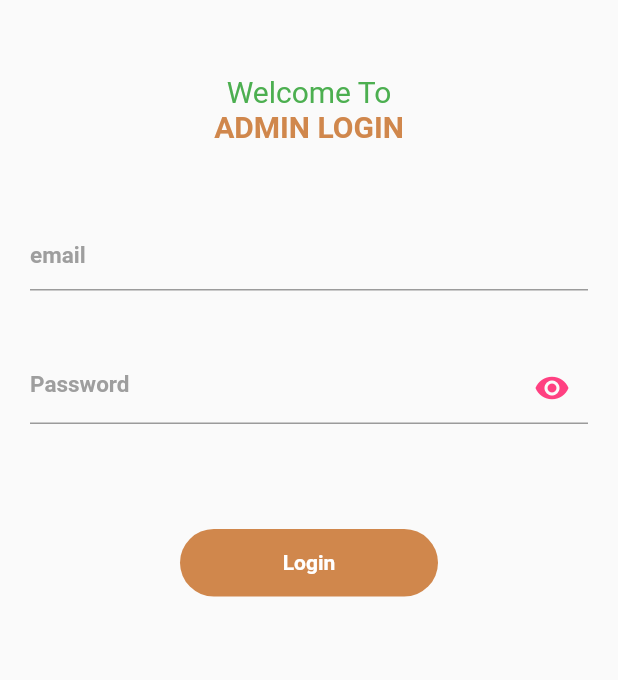
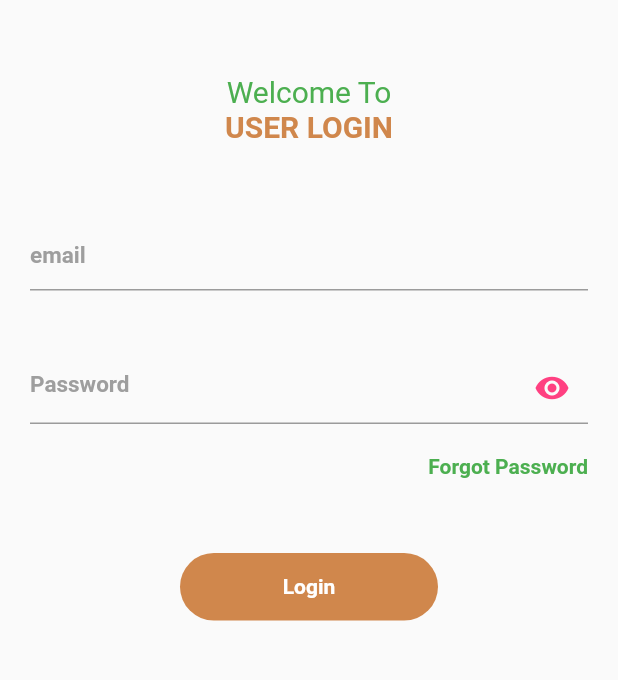
Before and after one commit to nisarali0579/campusemargyservices, a Flutter app: the screen it shows after launch, after a tap on "admin login", on a phone screen of 412 x 824 dp, the part 227-907 px from its top. Run offline on Flutter 3.47's test engine with Material 2 defaults, Android fonts, the phone set to English and light mode, and no system bars; our stand-ins replace cloud_firestore, firebase_auth, firebase_core, google_sign_in, shared_preferences; missing offline and left inert: regexed_validator, safraan; accounts and stored records are empty.

Commit message:
changes done in login page

```diff
--- a/lib/screens/admin_login_screen.dart
+++ b/lib/screens/admin_login_screen.dart
@@ -1,42 +1,68 @@
-import 'package:flutter/cupertino.dart';
+import 'package:campus_emargency_project_ui/screens/ForgetScreen.dart';
 import 'package:flutter/material.dart';
 import 'package:campus_emargency_project_ui/utils/utils.dart';
+import 'package:campus_emargency_project_ui/screens/signup_screen.dart';
 import 'package:firebase_auth/firebase_auth.dart';
 import 'admin_screen.dart';
-import 'package:cloud_firestore/cloud_firestore.dart';
-import 'package:google_sign_in/google_sign_in.dart';
-import 'package:campus_emargency_project_ui/services/user_management_screen.dart';
+import 'user_screen.dart';
 
-// Future<bool> authenticateUser(User user) async {
-//   QuerySnapshot querySnapshot = await _firestore.collection("users").where("email", isEqualTo: user.email).get();
-//   final List<DocumentSnapshot> docs = querySnapshot.docs;
-//   return docs.length == 0 ? true : false;
-// }
-FirebaseFirestore _firestore = FirebaseFirestore.instance;
-final _auth = FirebaseAuth.instance;
 
 class AdminLoginScreen extends StatefulWidget {
   static String id = 'AdminLoginScreen';
 
   @override
-  _AdminLoginScreenState createState() => _AdminLoginScreenState();
+  _UserLoginScreenState createState() => _UserLoginScreenState();
 }
+class _UserLoginScreenState extends State<AdminLoginScreen> {
+  TextEditingController _email = TextEditingController();
+  TextEditingController _password = TextEditingController();
 
-class _AdminLoginScreenState extends State<AdminLoginScreen> {
+  //final String email =TextEditingController();
   bool _passwordVisibleOne = false;
-  String email;
-  String password;
+  final _auth = FirebaseAuth.instance;
+
   bool showSpinner = false;
-  //User user;
 
+  String showEmailError = null;
+  String showPasswordError = null;
 
-
+  @override
+  void initState() {
+    _email.addListener(_emailControllerListener);
+    _password.addListener(_passwordControllerListener);
+    super.initState();
+  }
+  void _emailControllerListener() {
+    showEmailError = _email.text.isNotEmpty ? null : "Email Must not be empty";
+    setState(() {
+    });
+  }
+  void _passwordControllerListener() {
+    showPasswordError = _password.text.isNotEmpty ? null : "Password Must not be empty";
+    setState(() {
+    });
+  }
+  @override
+  void dispose() {
+    _email.removeListener(_emailControllerListener);
+    _password.removeListener(_passwordControllerListener);
+    super.dispose();
+  }
+  void displayError() {
+    setState(() {
+      showEmailError = _email.text.isEmpty ? "Email Must not be empty" : null;
+      showPasswordError = _password.text.isEmpty ? "Password Must not be empty" : null;
+    });
+  }
 
   @override
   Widget build(BuildContext context) {
     return SafeArea(
         child: Scaffold(
-        body: Center(
+          body:
+          //   ModalProgressHUD(
+          // inAsyncCall: showSpinner,
+          Center(
             child: ListView(
               scrollDirection: Axis.vertical,
               children: [
@@ -55,7 +81,7 @@ class _AdminLoginScreenState extends State<AdminLoginScreen> {
                   height: 50.0,
                 ),
                 Center(
-                child: Utils.welcome_text("ADMIN LOGIN"),
+                  child: Utils.welcome_text("USER LOGIN"),
                 ),
                 SizedBox(
                   height: 30.0,
@@ -64,11 +90,11 @@ class _AdminLoginScreenState extends State<AdminLoginScreen> {
                     child: Padding(
                       padding: EdgeInsets.all(20.0),
                       child: TextField(
-                  onChanged: (value) {
-                    email = value;
-                  },
+                        controller: _email,
+                        keyboardType: TextInputType.emailAddress,
                         decoration: InputDecoration(
                             hintText: "email",
+                            errorText: showEmailError,
                             hintStyle: TextStyle(
                                 fontSize: 15.0,
                                 fontWeight: FontWeight.bold,
@@ -83,11 +109,10 @@ class _AdminLoginScreenState extends State<AdminLoginScreen> {
                     child: Padding(
                       padding: EdgeInsets.all(20.0),
                       child: TextField(
-                  onChanged: (value) {
-                    password = value;
-                  },
+                        controller: _password,
                         decoration: InputDecoration(
-                    hintText: 'Password',
+                          hintText: "Password",
+                          errorText:showPasswordError ,
                           hintStyle: TextStyle(
                               fontSize: 15.0,
                               fontWeight: FontWeight.bold,
@@ -111,59 +136,83 @@ class _AdminLoginScreenState extends State<AdminLoginScreen> {
                         obscureText: _passwordVisibleOne,
                       ),
                     )),
-
+                Padding(
+                  padding: EdgeInsets.only(right: 20.0),
+                  child: GestureDetector(
+                    onTap: () {
+                      Navigator.pushNamed(context, ForgetPassword.id);
+                    },
+                    child: Text(
+                      "Forgot Password",
+                      style: TextStyle(
+                          color: Colors.green, fontWeight: FontWeight.bold),
+                      textDirection: TextDirection.rtl,
+                    ),
+                  ),
+                ),
                 SizedBox(
                   height: 50.0,
                 ),
-
-// Utils.largeLoginButton("Login", (){
-//   UserManagement().authorizeAccess;
-// })
-
-              Utils.largeLoginButton("Login", (){
-
-                _firestore.collection('admin').doc().get();
-
-                if(email != null && password != null){
+                // if (email != null && password != null)
+                Utils.largeLoginButton(
+                  'Login',
                       () async {
+                    if (_email.text.isNotEmpty && _password.text.isNotEmpty) {
                       try {
                         // setState(() {
-                      //   showSpinner=true;
+                        //   showSpinner = true;
                         // });
-
                         final user = await _auth.signInWithEmailAndPassword(
-                          email: email, password: password);
+                            email: _email.text, password: _password.text);
                         if (user != null) {
+                          if (_email != null && _password != null) {
                             // setState(() {
-                        //   showSpinner=false;
+                            //   showSpinner = true;
                             // });
                             Navigator.pushNamed(context, adminScreen.id);
+                          } else {
+                            // setState(() {
+                            //   showSpinner = false;
+                            // });
+                          }
                         }
                       } catch (e) {
                         print(e);
                       }
-                  };
-                }else{
-
+                    } else
+                    {
+                      setState(() {
+                        displayError();
+                      });
                     }
-
-              }
+                  },
                 ),
-
                 SizedBox(
-                height: 90.0,
+                  height: 60.0,
                 ),
               ],
             ),
           ),
-      ),
+        )
     );
   }
 }
 
-
-// Future<bool> authenticateUser(User user) async {
-//   QuerySnapshot querySnapshot = await _firestore.collection("admin").where("email", isEqualTo: user.email).get();
-//   final List<DocumentSnapshot> docs = querySnapshot.docs;
-//   return docs.length == 0 ? true : false;
+// Utils.largeLoginButton('Login', () async {
+// try {
+// setState(() {
+// showSpinner=true;
+// });
+// final user = await _auth.signInWithEmailAndPassword(
+// email: email, password: password);
+// if (user != null) {
+// setState(() {
+// showSpinner=false;
+// });
+// Navigator.pushNamed(context, userScreen.id);
 // }
+// } catch (e) {
+// print(e);
+// }
+// },
+// ),
--- a/lib/screens/login_home.dart
+++ b/lib/screens/login_home.dart
@@ -30,7 +30,7 @@ class _loginHomeState extends State<loginHome> {
             ),
           ),
           SizedBox(
-            height: 93.0,
+            height: 30.0,
           ),
           Center(
             child: Utils.welcome_text("LOGIN"),
```
Also changed, not shown: lib/screens/user_login_screen.dart (+54 -24 lines), lib/utils/checks_on_Login_pages.dart (added, +406 -0 lines), pubspec.lock. Lines whose indentation alone changed are shown as unchanged.
